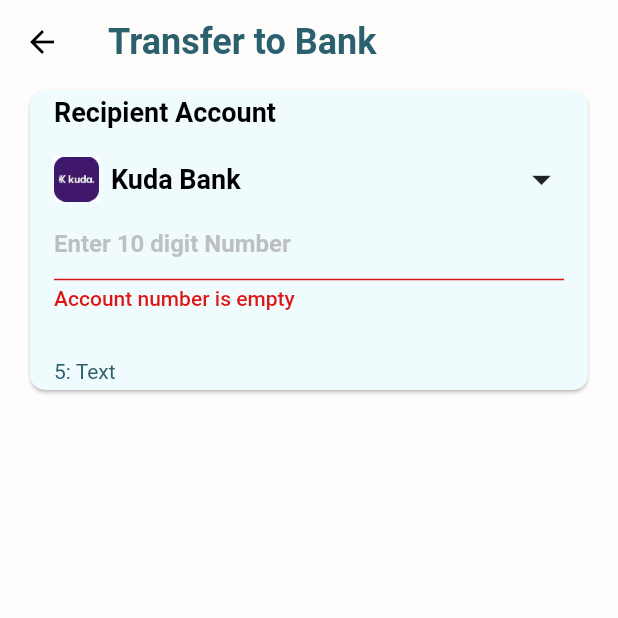
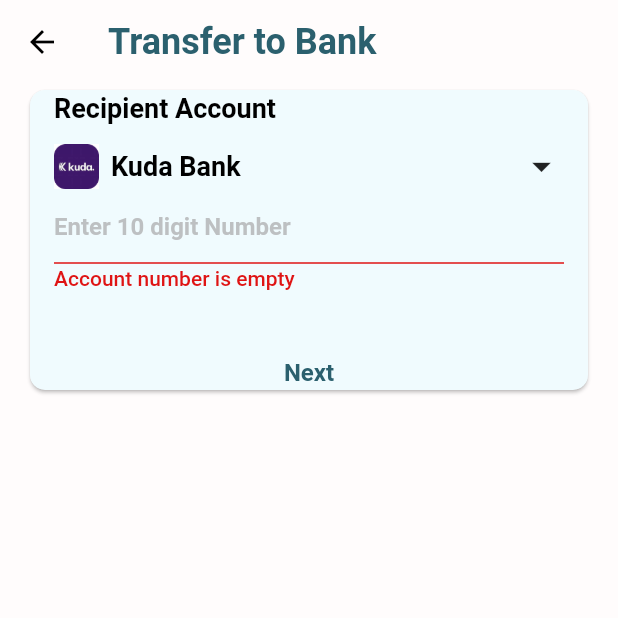
Before and after one commit to OkoroaforKelechiDivine/onchain-strip-X-base-payment-method, a Flutter app: the TransferToBankScreen screen opened by its route, after a tap on "Kuda Bank", on a phone screen of 412 x 824 dp, the top half of it. Run offline on Flutter 3.47's test engine with Material 2 defaults, Android fonts, the phone set to English and light mode, and no system bars; our stand-ins replace get, google_fonts.

Commit message:
worked on the "Next" textbutton

```diff
--- a/lib/screens/transfer_to_bank/transfer_to_bank_screen.dart
+++ b/lib/screens/transfer_to_bank/transfer_to_bank_screen.dart
@@ -214,10 +214,8 @@ class _TransferToBankScreenState extends State<TransferToBankScreen> {
                   _buildAccountNumberErrorMessages(),
                   _buildProcessingCircle(),
                   _buildUserNameText(),
-                  const Text(
-                    '5: Text',
-                    style: TextStyle(color: AppColors.lightGreen),
-                  ),
+                  const SizedBox(height: 20),
+                  _buildNextTextButton()
                 ],
               ),
             ),
@@ -289,9 +287,9 @@ class _TransferToBankScreenState extends State<TransferToBankScreen> {
             Future.delayed(const Duration(seconds: 3), () {
               DummyBank matchingBank;
               try {
-                matchingBank =
-                    dummyBanks.firstWhere((bank) => bank.accountNumber ==
-                        value && bank.name == _selectedBankController.text);
+                matchingBank = dummyBanks.firstWhere(
+                        (bank) => bank.accountNumber == value && bank.name == _selectedBankController.text
+                );
                 _userName = matchingBank.accountName;
               } catch (e) {
                 _isAccountNumberErrorVisible = true;
@@ -382,6 +380,19 @@ class _TransferToBankScreenState extends State<TransferToBankScreen> {
     );
   }
 
+  Widget _buildNextTextButton() {
+    return const Center(
+      child: Text(
+        "Next",
+        style: TextStyle(
+          color: AppColors.lightGreen,
+          fontWeight: AppFontWeight.bold,
+          fontSize: AppFontSize.size16,
+        ),
+      ),
+    );
+  }
+
   @override
   Widget build(BuildContext context) {
     return Scaffold(
```
